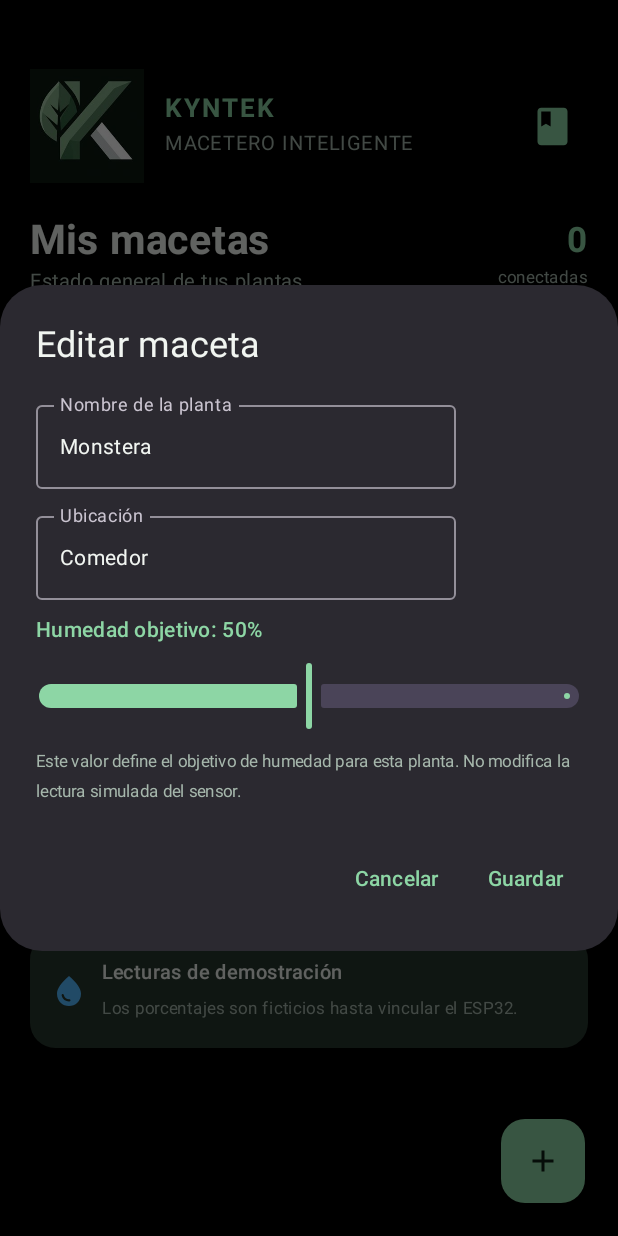
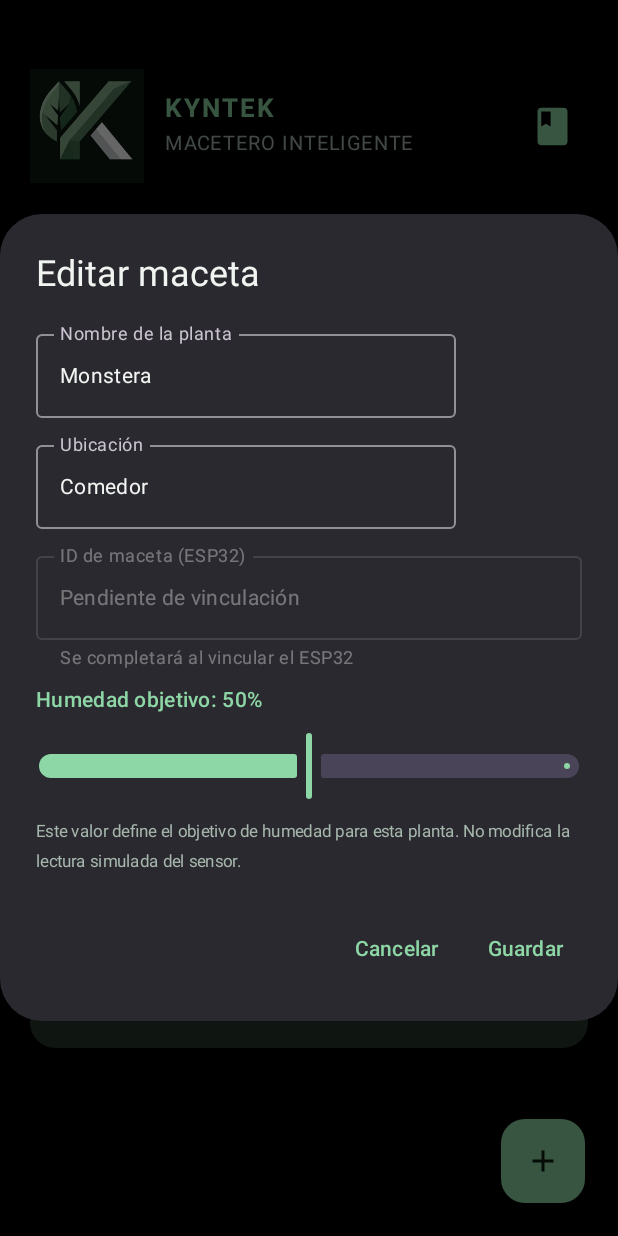
Before and after one commit to frondesignk-oss/Kyntek-Macetero, an Android app built with Jetpack Compose: the screen it shows after launch (MainActivity), after a tap on "Editar maceta", on a phone screen of 412 x 824 dp. Run offline under Robolectric (Android 15) with nearby library versions, the phone set to English and light mode, and no system bars.

Commit message:
Mostrar ID de maceta ESP32 bloqueado en edición

```diff
--- a/app/src/main/java/com/aplifans/smartpot/MainActivity.kt
+++ b/app/src/main/java/com/aplifans/smartpot/MainActivity.kt
@@ -60,7 +60,9 @@ private data class Pot(
     val humidity: Int,
     val battery: Int,
     val location: String,
-    val targetHumidity: Int
+    val targetHumidity: Int,
+    // Se completa cuando el ESP32 informa su identificador persistente.
+    val deviceId: String? = null
 )
 
 private const val BATTERY_CHANNEL_ID = "kyntek_battery_alerts"
@@ -272,6 +274,20 @@ private fun KyntekApp() {
                 Column(verticalArrangement = Arrangement.spacedBy(10.dp)) {
                     OutlinedTextField(value = editName, onValueChange = { editName = it }, label = { Text("Nombre de la planta") }, singleLine = true)
                     OutlinedTextField(value = editLocation, onValueChange = { editLocation = it }, label = { Text("Ubicación") }, singleLine = true)
+                    OutlinedTextField(
+                        value = pot.deviceId ?: "Pendiente de vinculación",
+                        onValueChange = {},
+                        enabled = false,
+                        label = { Text("ID de maceta (ESP32)") },
+                        supportingText = {
+                            Text(
+                                if (pot.deviceId == null) "Se completará al vincular el ESP32"
+                                else "Identificador único del dispositivo"
+                            )
+                        },
+                        singleLine = true,
+                        modifier = Modifier.fillMaxWidth()
+                    )
                     Text("Humedad objetivo: ${editTarget.toInt()}%", color = Green, fontWeight = FontWeight.SemiBold)
                     Slider(value = editTarget, onValueChange = { editTarget = it }, valueRange = 0f..100f)
                     Text("Este valor define el objetivo de humedad para esta planta. No modifica la lectura simulada del sensor.", color = Muted, fontSize = 11.sp)
```
